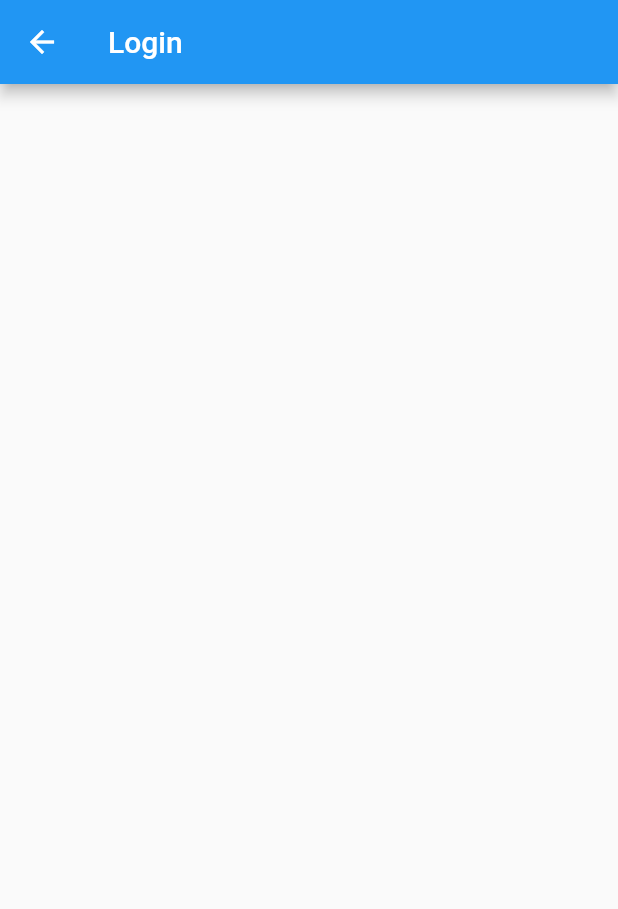
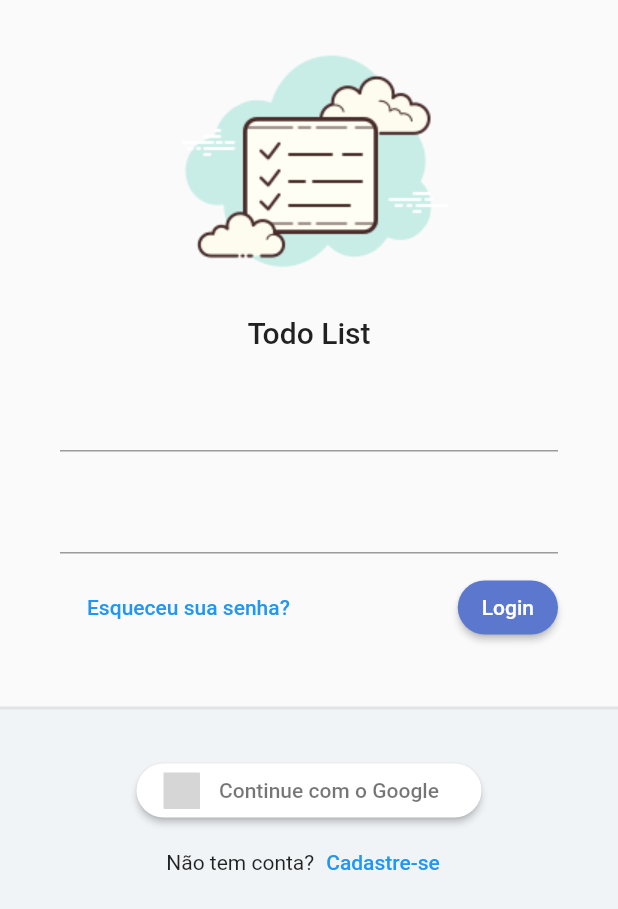
Before and after one commit to ElcioLS/adf_todo_list_provider, a Flutter app: the screen it shows after launch, on a phone screen of 412 x 824 dp. Shown: the top 909 px of the screen. Run offline on Flutter 3.47's test engine with Material 2 defaults, Android fonts, the phone set to English and light mode, and no system bars; our stand-ins replace flutter_signin_button, google_fonts, sqflite, sqflite_common, synchronized; accounts and stored records are empty; Roboto replaces fonts that are missing (Mandali); grey boxes are pictures that could not be loaded.

Commit message:
Tela de login, antes dos TextFormFields

```diff
--- a/lib/app/app_widget.dart
+++ b/lib/app/app_widget.dart
@@ -1,4 +1,5 @@
 import 'package:adf_todo_list_provider/app/core/database/sqlite_adm_connection.dart';
+import 'package:adf_todo_list_provider/app/core/ui/todo_list_ui_config.dart';
 import 'package:adf_todo_list_provider/app/modules/auth/auth_module.dart';
 import 'package:adf_todo_list_provider/app/modules/splash/splash_page.dart';
 import 'package:flutter/material.dart';
@@ -28,9 +29,10 @@ class _AppWidgetState extends State<AppWidget> {
   @override
   Widget build(BuildContext context) {
     return MaterialApp(
+      title: 'Todo List com Provider',
       debugShowCheckedModeBanner: false,
       initialRoute: '/login',
-      title: 'Todo List com Provider',
+      theme: TodoListUiConfig.theme,
       routes: {
         ...AuthModule().routers,
       },
--- /dev/null
+++ b/lib/app/core/ui/theme_extensions.dart
@@ -0,0 +1,14 @@
+import 'package:flutter/material.dart';
+
+extension ThemeExtensions on BuildContext {
+  Color get primaryColor => Theme.of(this).primaryColor;
+  Color get primaryColorLigth => Theme.of(this).primaryColorLight;
+  Color get buttonColor => Theme.of(this).buttonColor;
+  TextTheme get textTeme => Theme.of(this).textTheme;
+
+  TextStyle get titleStyle => const TextStyle(
+        fontSize: 12,
+        fontWeight: FontWeight.bold,
+        color: Colors.grey,
+      );
+}
--- /dev/null
+++ b/lib/app/core/ui/todo_list_ui_config.dart
@@ -0,0 +1,17 @@
+import 'package:flutter/material.dart';
+import 'package:google_fonts/google_fonts.dart';
+
+class TodoListUiConfig {
+  TodoListUiConfig._();
+
+  static ThemeData get theme => ThemeData(
+        textTheme: GoogleFonts.mandaliTextTheme(),
+        primaryColor: const Color(0xff5C77CE),
+        primaryColorLight: const Color(0xffABC8F7),
+        elevatedButtonTheme: ElevatedButtonThemeData(
+          style: ElevatedButton.styleFrom(
+            primary: const Color(0xff5C77CE),
+          ),
+        ),
+      );
+}
--- /dev/null
+++ b/lib/app/core/widget/todo_list_logo.dart
@@ -0,0 +1,17 @@
+import 'package:adf_todo_list_provider/app/core/ui/theme_extensions.dart';
+import 'package:flutter/material.dart';
+
+class TodoListLogo extends StatelessWidget {
+  const TodoListLogo({Key? key}) : super(key: key);
+
+  @override
+  Widget build(BuildContext context) {
+    return Column(
+      mainAxisAlignment: MainAxisAlignment.center,
+      children: [
+        Image.asset('assets/logo.png', height: 200),
+        Text('Todo List', style: context.textTeme.headline6),
+      ],
+    );
+  }
+}
--- a/lib/app/modules/auth/login/login_page.dart
+++ b/lib/app/modules/auth/login/login_page.dart
@@ -1,4 +1,6 @@
+import 'package:adf_todo_list_provider/app/core/widget/todo_list_logo.dart';
 import 'package:flutter/material.dart';
+import 'package:flutter_signin_button/flutter_signin_button.dart';
 
 class LoginPage extends StatelessWidget {
   const LoginPage({Key? key}) : super(key: key);
@@ -6,10 +8,100 @@ class LoginPage extends StatelessWidget {
   @override
   Widget build(BuildContext context) {
     return Scaffold(
-      appBar: AppBar(
-        title: const Text('Login'),
+      body: LayoutBuilder(
+        builder: (context, constraints) {
+          return SingleChildScrollView(
+            child: ConstrainedBox(
+              constraints: BoxConstraints(
+                minHeight: constraints.maxHeight,
+                minWidth: constraints.maxWidth,
+              ),
+              child: IntrinsicHeight(
+                child: Column(
+                  mainAxisSize: MainAxisSize.min,
+                  children: [
+                    const SizedBox(height: 10),
+                    const TodoListLogo(),
+                    Padding(
+                      padding: const EdgeInsets.symmetric(
+                          horizontal: 40, vertical: 20),
+                      child: Form(
+                        child: Column(
+                          children: [
+                            TextFormField(),
+                            const SizedBox(height: 20),
+                            TextFormField(),
+                            const SizedBox(height: 10),
+                            Row(
+                              mainAxisAlignment: MainAxisAlignment.spaceBetween,
+                              children: [
+                                TextButton(
+                                  onPressed: () {},
+                                  child: const Padding(
+                                    padding: EdgeInsets.all(10.0),
+                                    child: Text('Esqueceu sua senha?'),
+                                  ),
+                                ),
+                                ElevatedButton(
+                                  onPressed: () {},
+                                  style: ElevatedButton.styleFrom(
+                                      shape: RoundedRectangleBorder(
+                                    borderRadius: BorderRadius.circular(20),
+                                  )),
+                                  child: const Text('Login'),
+                                ),
+                              ],
+                            )
+                          ],
+                        ),
+                      ),
+                    ),
+                    const SizedBox(height: 20),
+                    Expanded(
+                      child: Container(
+                        decoration: BoxDecoration(
+                          color: const Color(0xddF0F3F7),
+                          border: Border(
+                            top: BorderSide(
+                              width: 2,
+                              color: Colors.grey.withAlpha(50),
+                            ),
+                          ),
+                        ),
+                        child: Column(
+                          children: [
+                            const SizedBox(height: 30),
+                            SignInButton(
+                              Buttons.Google,
+                              text: 'Continue com o Google',
+                              padding: const EdgeInsets.all(5),
+                              shape: OutlineInputBorder(
+                                borderRadius: BorderRadius.circular(30),
+                                borderSide: BorderSide.none,
+                              ),
+                              onPressed: () {},
+                            ),
+                            Row(
+                              mainAxisAlignment: MainAxisAlignment.center,
+                              children: [
+                                const Text('Não tem conta?'),
+                                TextButton(
+                                  onPressed: () {},
+                                  child: const Text('Cadastre-se'),
+                                )
+                              ],
+                            )
+                          ],
+                        ),
+                      ),
+                    ),
+                  ],
+                ),
+              ),
+            ),
+          );
+        },
       ),
-      body: Container(),
     );
   }
 }
--- a/pubspec.yaml
+++ b/pubspec.yaml
@@ -41,6 +41,8 @@ dev_dependencies:
   provider: ^5.0.0
   sqflite: ^2.0.0+3
   path: ^1.8.0
+  google_fonts: ^2.1.0
+  flutter_signin_button: ^2.0.0
 
 
   # The "flutter_lints" package below contains a set of recommended lints to
@@ -62,8 +64,8 @@ flutter:
   uses-material-design: true
 
   # To add assets to your application, add an assets section, like this:
-  # assets:
-  #   - images/a_dot_burr.jpeg
+  assets:
+    - assets/
   #   - images/a_dot_ham.jpeg
 
   # An image asset can refer to one or more resolution-specific "variants", see
```
Also changed, not shown: assets/logo.png (added), pubspec.lock.
